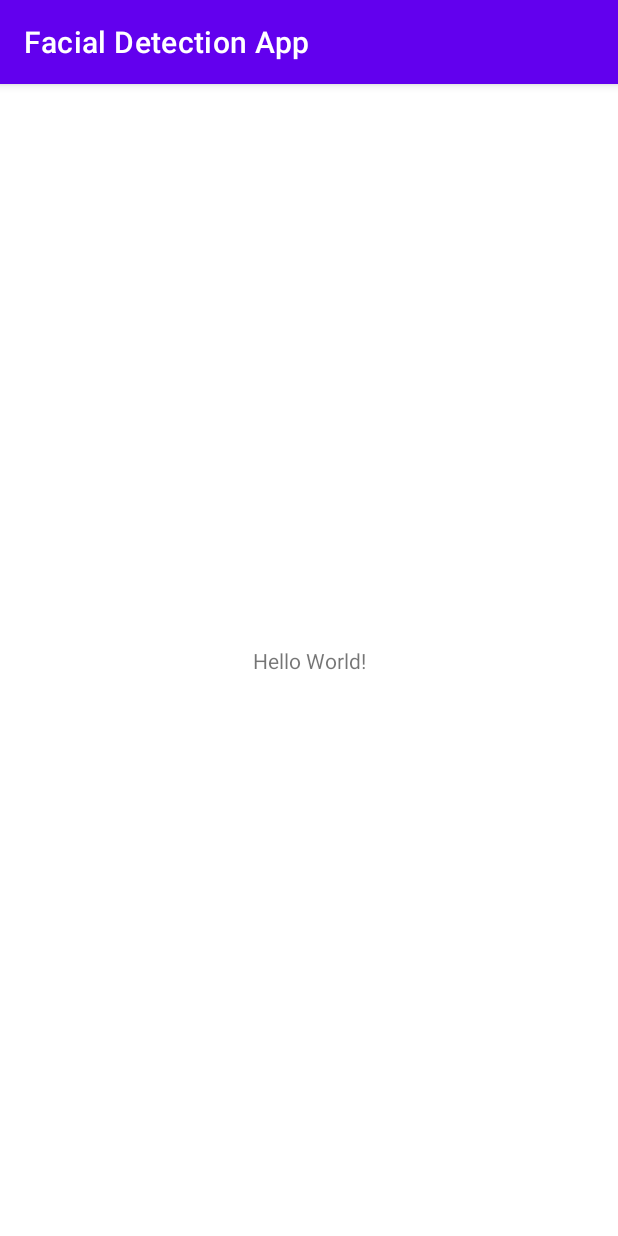
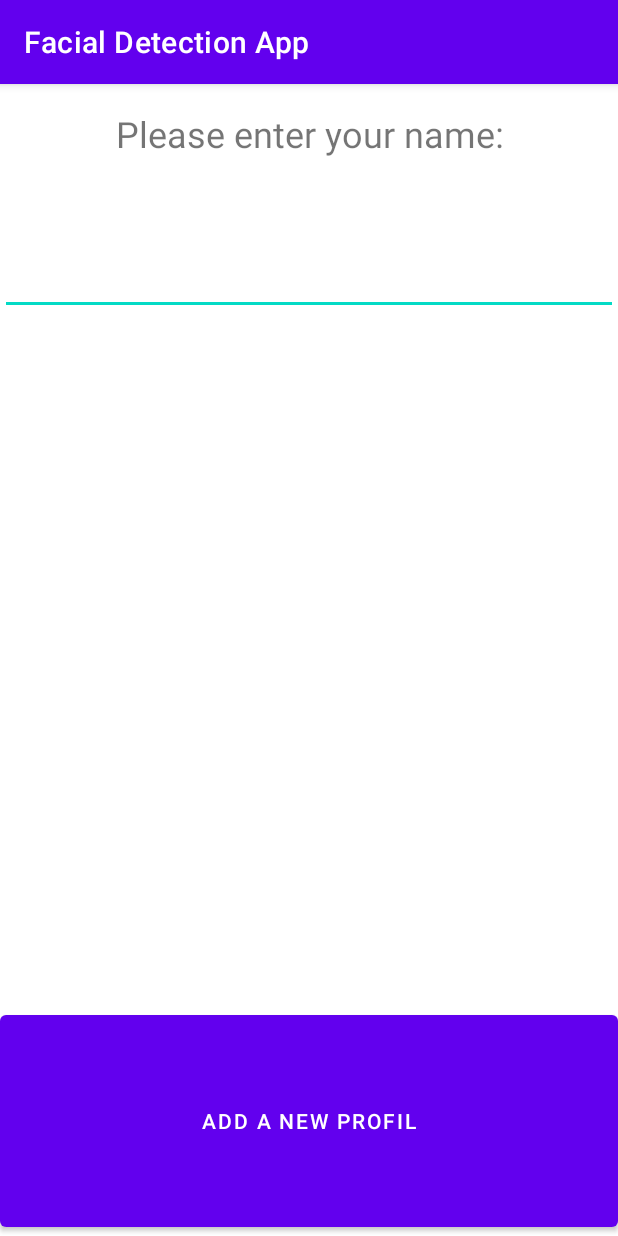
Before and after one commit to fablb/Facial-Recognition-App, an Android app: the screen it shows after launch (MainActivity), on a phone screen of 412 x 824 dp. Run offline under Robolectric (Android 15) with nearby library versions, the phone set to English and light mode, and no system bars.

Commit message:
first interface implementations

```diff
--- a/app/src/main/AndroidManifest.xml
+++ b/app/src/main/AndroidManifest.xml
@@ -2,7 +2,6 @@
 <manifest xmlns:android="http://schemas.android.com/apk/res/android"
     xmlns:tools="http://schemas.android.com/tools"
     package="com.ensicaen.facialdetectionapp">
-
     <application
         android:allowBackup="true"
         android:dataExtractionRules="@xml/data_extraction_rules"
@@ -14,7 +13,7 @@
         android:theme="@style/Theme.FacialDetectionApp"
         tools:targetApi="31">
         <activity
-            android:name=".MainActivity"
+            android:name=".view.MainActivity"
             android:exported="true">
             <intent-filter>
                 <action android:name="android.intent.action.MAIN" />
--- a/app/src/main/java/com/ensicaen/facialdetectionapp/MainActivity.java
+++ /dev/null
@@ -1,14 +0,0 @@
-package com.ensicaen.facialdetectionapp;
-
-import androidx.appcompat.app.AppCompatActivity;
-
-import android.os.Bundle;
-
-public class MainActivity extends AppCompatActivity {
-
-    @Override
-    protected void onCreate(Bundle savedInstanceState) {
-        super.onCreate(savedInstanceState);
-        setContentView(R.layout.activity_main);
-    }
-}
--- /dev/null
+++ b/app/src/main/java/com/ensicaen/facialdetectionapp/controler/Control.java
@@ -0,0 +1,35 @@
+package com.ensicaen.facialdetectionapp.controler;
+
+import android.content.Context;
+
+import com.ensicaen.facialdetectionapp.model.LocalAccessBDD;
+import com.ensicaen.facialdetectionapp.model.Profil;
+
+import java.util.Date;
+
+public final class Control {
+    private static Control _instance = null;
+    private static Profil _profil;
+    private static LocalAccessBDD _localAccess;
+
+    public Control() {
+        super();
+    }
+
+    public static final Control get_instance(Context context) {
+        if(_instance==null) {
+
+            _instance = new Control();
+            _localAccess = new LocalAccessBDD(context);
+            _profil = _localAccess.readLast();
+        }
+        return _instance;
+    }
+
+    public void createProfil(String name, Context context) {
+        _profil = new Profil(name, new Date());
+        _localAccess.add(_profil);
+    }
+
+
+}
--- /dev/null
+++ b/app/src/main/java/com/ensicaen/facialdetectionapp/model/LocalAccessBDD.java
@@ -0,0 +1,43 @@
+package com.ensicaen.facialdetectionapp.model;
+
+import android.content.Context;
+import android.database.Cursor;
+import android.database.sqlite.SQLiteDatabase;
+
+import com.ensicaen.facialdetectionapp.utils.MySQLiteOpenHelper;
+
+import java.util.Date;
+
+public class LocalAccessBDD {
+    private String _bdName = "bdProfil.sqlite";
+    private Integer _version = 1;
+    private MySQLiteOpenHelper _bdAccess;
+    private SQLiteDatabase _bd;
+
+    public LocalAccessBDD(Context context) {
+        _bdAccess = new MySQLiteOpenHelper(context, _bdName, null, _version);
+    }
+
+    public void add(Profil profil) {
+        _bd = _bdAccess.getWritableDatabase();
+        String req = "INSERT INTO profil (name, features, registredDate) VALUES ";
+        req += "("+ profil.get_name() +",\""+ profil.get_features() +"\",\""+ profil.get_registedDate() +"\")";
+        _bd.execSQL(req);
+    }
+
+    public Profil readLast() {
+        _bd = _bdAccess.getReadableDatabase();
+        Profil profil = null;
+        String req = "SELECT * FROM profil";
+        Cursor cursor = _bd.rawQuery(req, null);
+        if(!cursor.isAfterLast()) {
+            Date date = new Date();
+            String name = cursor.getString(1);
+            Double features = cursor.getDouble(2);
+            profil = new Profil(name, date);
+            profil.set_features(features);
+        }
+        cursor.close();
+        return profil;
+    }
+}
--- /dev/null
+++ b/app/src/main/java/com/ensicaen/facialdetectionapp/model/Profil.java
@@ -0,0 +1,39 @@
+package com.ensicaen.facialdetectionapp.model;
+
+import java.util.Date;
+
+public class Profil {
+    private String _name;
+    private double features;
+    private Date _registedDate;
+
+    public Profil(String name, Date registedDate) {
+        _name = name;
+        _registedDate = registedDate;
+        features = 1.099;
+    }
+
+    public String get_name() {
+        return _name;
+    }
+
+    public void set_features(double features) {
+        this.features = features;
+    }
+
+    public double get_features() {
+        return features;
+    }
+
+    public void set_name(String _name) {
+        this._name = _name;
+    }
+
+    public Date get_registedDate() {
+        return _registedDate;
+    }
+
+    public void set_registedDate(Date registedDate) {
+        this._registedDate = registedDate;
+    }
+}
--- /dev/null
+++ b/app/src/main/java/com/ensicaen/facialdetectionapp/utils/MySQLiteOpenHelper.java
@@ -0,0 +1,29 @@
+package com.ensicaen.facialdetectionapp.utils;
+
+import android.content.Context;
+import android.database.sqlite.SQLiteDatabase;
+import android.database.sqlite.SQLiteOpenHelper;
+
+import androidx.annotation.Nullable;
+
+public class MySQLiteOpenHelper extends SQLiteOpenHelper {
+
+    private String creation = "CREATE TABLE profil ("
+            + "id INTEGER PRIMARY KEY ,"
+            + "name TEXT NOT NULL,"
+            + "features TEXT NOT NULL,"
+            + "registred_date TEXT NOT NULL);";
+    public MySQLiteOpenHelper(@Nullable Context context, @Nullable String name, @Nullable SQLiteDatabase.CursorFactory factory, int version) {
+        super(context, name, factory, version);
+    }
+
+    @Override
+    public void onCreate(SQLiteDatabase db) {
+        db.execSQL(creation);
+    }
+
+    @Override
+    public void onUpgrade(SQLiteDatabase db, int oldVersion, int newVersion) {
+
+    }
+}
--- /dev/null
+++ b/app/src/main/java/com/ensicaen/facialdetectionapp/view/MainActivity.java
@@ -0,0 +1,53 @@
+package com.ensicaen.facialdetectionapp.view;
+
+import androidx.appcompat.app.AppCompatActivity;
+
+
+import android.os.Bundle;
+import android.view.View;
+import android.widget.Button;
+import android.widget.EditText;
+import android.widget.Toast;
+
+import com.ensicaen.facialdetectionapp.R;
+import com.ensicaen.facialdetectionapp.controler.Control;
+
+public class MainActivity extends AppCompatActivity {
+
+    @Override
+    protected void onCreate(Bundle savedInstanceState) {
+        super.onCreate(savedInstanceState);
+        setContentView(R.layout.activity_main);
+        init();
+
+
+    }
+
+    private EditText _name;
+    private Control _control;
+
+    private void init() {
+        _name = (EditText)findViewById(R.id.name);
+        this._control = Control.get_instance(this);
+        addProfilButtonListener();
+    }
+
+    private void addProfilButtonListener() {
+        ((Button)findViewById(R.id.addButton)).setOnClickListener(new View.OnClickListener() {
+            public void onClick(View v) {
+                //Toast.makeText(MainActivity.this, "Profil ajouté", Toast.LENGTH_SHORT).show();
+                String name ="";
+                try {
+                    name = _name.toString();
+                } catch (Exception e) {}
+                if (name == "") {
+                    Toast.makeText(MainActivity.this, "Incorect name", Toast.LENGTH_SHORT).show();
+                }
+            }
+        });
+    }
+
+    private void recupProfil(String name) {
+        this._control.createProfil(name, this);
+    }
+}
--- a/app/src/main/res/layout/activity_main.xml
+++ b/app/src/main/res/layout/activity_main.xml
@@ -4,15 +4,74 @@
     xmlns:tools="http://schemas.android.com/tools"
     android:layout_width="match_parent"
     android:layout_height="match_parent"
-    tools:context=".MainActivity">
+    tools:context=".view.MainActivity">
 
-    <TextView
-        android:layout_width="wrap_content"
-        android:layout_height="wrap_content"
-        android:text="Hello World!"
-        app:layout_constraintBottom_toBottomOf="parent"
-        app:layout_constraintEnd_toEndOf="parent"
-        app:layout_constraintStart_toStartOf="parent"
-        app:layout_constraintTop_toTopOf="parent" />
+    <LinearLayout
+        android:layout_width="match_parent"
+        android:layout_height="match_parent"
+        android:orientation="vertical">
+
+        <LinearLayout
+            android:layout_width="match_parent"
+            android:layout_height="match_parent"
+            android:layout_gravity="center"
+            android:layout_weight="2"
+            android:gravity="center"
+            android:orientation="vertical">
+
+            <TextView
+                android:id="@+id/top"
+                android:layout_width="match_parent"
+                android:layout_height="wrap_content"
+                android:layout_weight="1"
+                android:gravity="center"
+                android:text="Please enter your name:"
+                android:textSize="24sp" />
+
+            <EditText
+                android:id="@+id/name"
+                android:layout_width="match_parent"
+                android:layout_height="wrap_content"
+                android:layout_weight="1"
+                android:ems="10"
+                android:inputType="textPersonName"
+                android:textAlignment="center"
+                android:textSize="24sp" />
+        </LinearLayout>
+
+        <LinearLayout
+            android:layout_width="match_parent"
+            android:layout_height="match_parent"
+            android:layout_gravity="center"
+            android:layout_weight="1"
+            android:gravity="center"
+            android:orientation="horizontal">
+
+            <FrameLayout
+                android:id="@+id/camera"
+                android:layout_width="match_parent"
+                android:layout_height="match_parent">
+
+            </FrameLayout>
+        </LinearLayout>
+
+        <LinearLayout
+            android:layout_width="match_parent"
+            android:layout_height="match_parent"
+            android:layout_gravity="center"
+            android:layout_weight="2"
+            android:gravity="center"
+            android:orientation="vertical">
+
+            <Button
+                android:id="@+id/addButton"
+                android:layout_width="match_parent"
+                android:layout_height="wrap_content"
+                android:layout_weight="1"
+                android:text="Add a new profil" />
+
+        </LinearLayout>
+
+    </LinearLayout>
 
 </androidx.constraintlayout.widget.ConstraintLayout>
```
